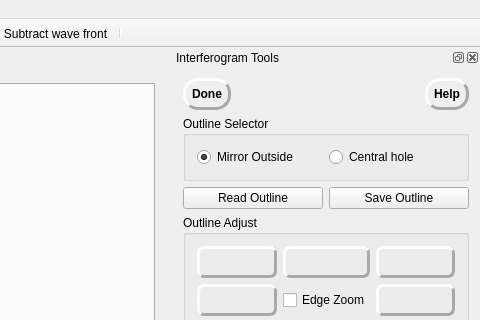
The window that mainwindow.ui (githubdoe/DFTFringe) describes before a commit, drawn with Qt 5; both pictures show x 585 to 1065 and y 0 to 320 of the 1065 by 746 pixel window.
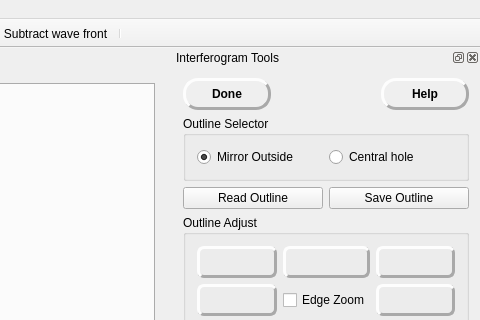
The same window after the commit. Icons and pictures are not drawn.

The edit to the form file:
```diff
--- a/mainwindow.ui
+++ b/mainwindow.ui
@@ -143,8 +143,8 @@
    </property>
    <property name="minimumSize">
     <size>
-     <width>100</width>
-     <height>0</height>
+     <width>266</width>
+     <height>471</height>
     </size>
    </property>
    <property name="whatsThis">
@@ -173,7 +173,7 @@
          </property>
          <property name="minimumSize">
           <size>
-           <width>0</width>
+           <width>88</width>
            <height>0</height>
           </size>
          </property>
@@ -218,7 +218,7 @@
          </property>
          <property name="minimumSize">
           <size>
-           <width>0</width>
+           <width>88</width>
            <height>0</height>
           </size>
          </property>
```
Left out of the diff: 61 changed lines with no effect on the pictures.
